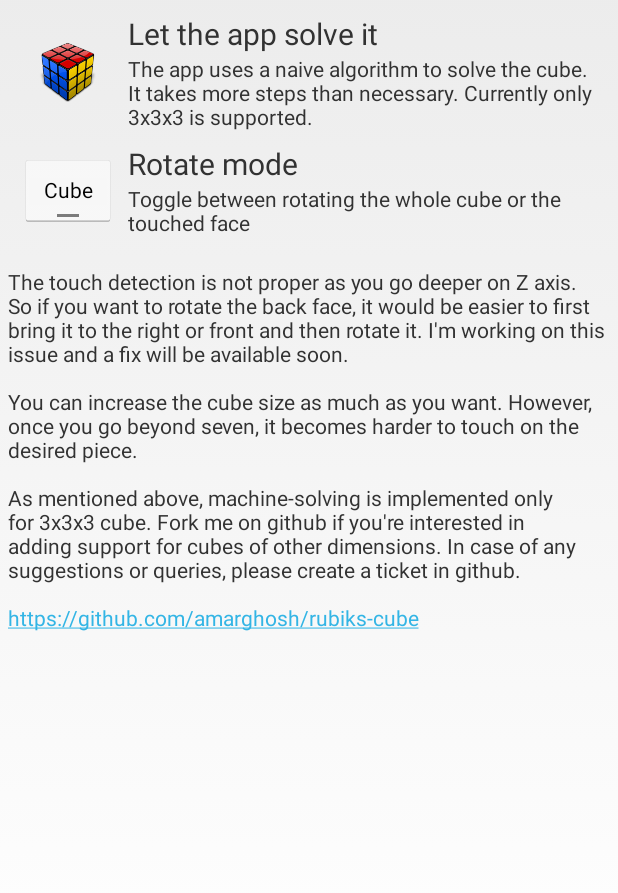
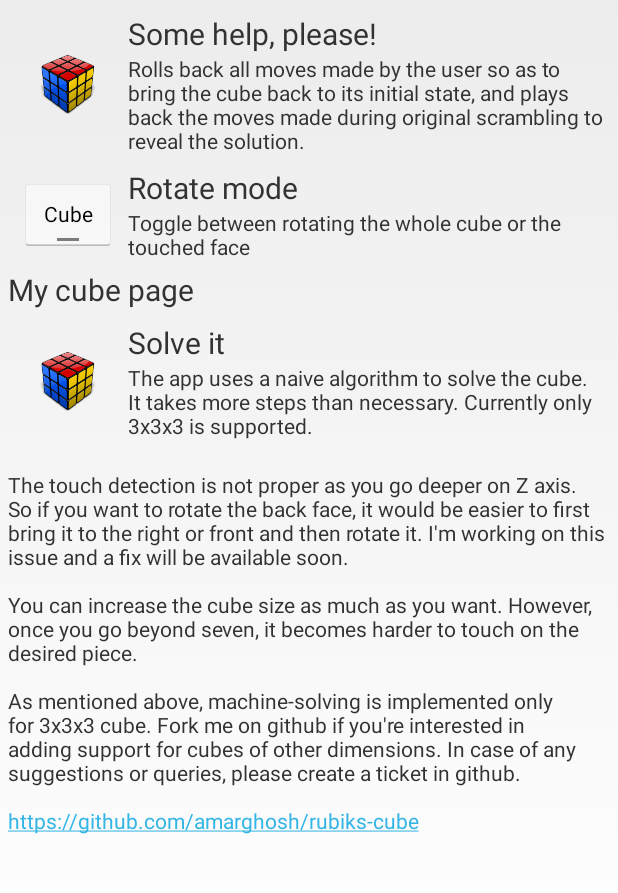
Before and after one commit to amarghosh/rubiks-cube, an Android app: the fragment HelpFragment shown on its own in the app's theme, on a phone screen of 412 x 824 dp, the part 226-1119 px from its top. Run offline under Robolectric (Android 15) with nearby library versions, the phone set to English and light mode, and no system bars.

Commit message:
Update help page

```diff
--- a/app/src/main/res/layout/fragment_help.xml
+++ b/app/src/main/res/layout/fragment_help.xml
@@ -55,14 +55,13 @@
                     android:layout_width="match_parent"
                     android:layout_height="wrap_content"
                     android:textSize="@dimen/abc_text_size_title_material"
-                    android:text="@string/auto_solve"/>
+                    android:text="@string/giveup"/>
 
                 <TextView
                     android:layout_width="wrap_content"
                     android:layout_height="wrap_content"
-                    android:text="@string/auto_solve_details"
+                    android:text="@string/giveup_details"
                     />
-
             </LinearLayout>
 
         </LinearLayout>
@@ -99,6 +98,39 @@
 
         </LinearLayout>
 
+        <TextView
+            android:layout_width="match_parent"
+            android:layout_height="wrap_content"
+            android:textSize="@dimen/abc_text_size_title_material"
+            android:text="@string/help_title_mycube"
+            android:layout_marginTop="5dp"
+            />
+
+        <LinearLayout style="@style/help_row">
+
+            <ImageView
+                style="@style/help_left_col"
+                android:src="@mipmap/ic_solved_cube"
+                />
+
+            <LinearLayout style="@style/help_right_col">
+
+                <TextView
+                    android:layout_width="match_parent"
+                    android:layout_height="wrap_content"
+                    android:textSize="@dimen/abc_text_size_title_material"
+                    android:text="@string/auto_solve"/>
+
+                <TextView
+                    android:layout_width="wrap_content"
+                    android:layout_height="wrap_content"
+                    android:text="@string/auto_solve_details"
+                    />
+
+            </LinearLayout>
+
+        </LinearLayout>
+
         <View
             android:layout_width="match_parent"
             android:layout_height="20dp" />
--- a/app/src/main/res/values/strings.xml
+++ b/app/src/main/res/values/strings.xml
@@ -60,7 +60,13 @@
         Starts a new game. The number of initial rotations can be modified from the settings page
     </string>
 
-    <string name="auto_solve">Let the app solve it</string>
+    <string name="giveup">Some help, please!</string>
+    <string name="giveup_details">
+        Rolls back all moves made by the user so as to bring the cube back to its initial state, and
+        plays back the moves made during original scrambling to reveal the solution.
+    </string>
+
+    <string name="auto_solve">Solve it</string>
     <string name="auto_solve_details">The &quot;app&quot; uses a naive algorithm to solve the cube.
         It takes more steps than necessary. Currently only 3x3x3 is supported.
     </string>
@@ -69,4 +75,6 @@
     <string name="rotate_mode_details">
         Toggle between rotating the whole cube or the touched face
     </string>
+
+    <string name="help_title_mycube">My cube page</string>
 </resources>
```
